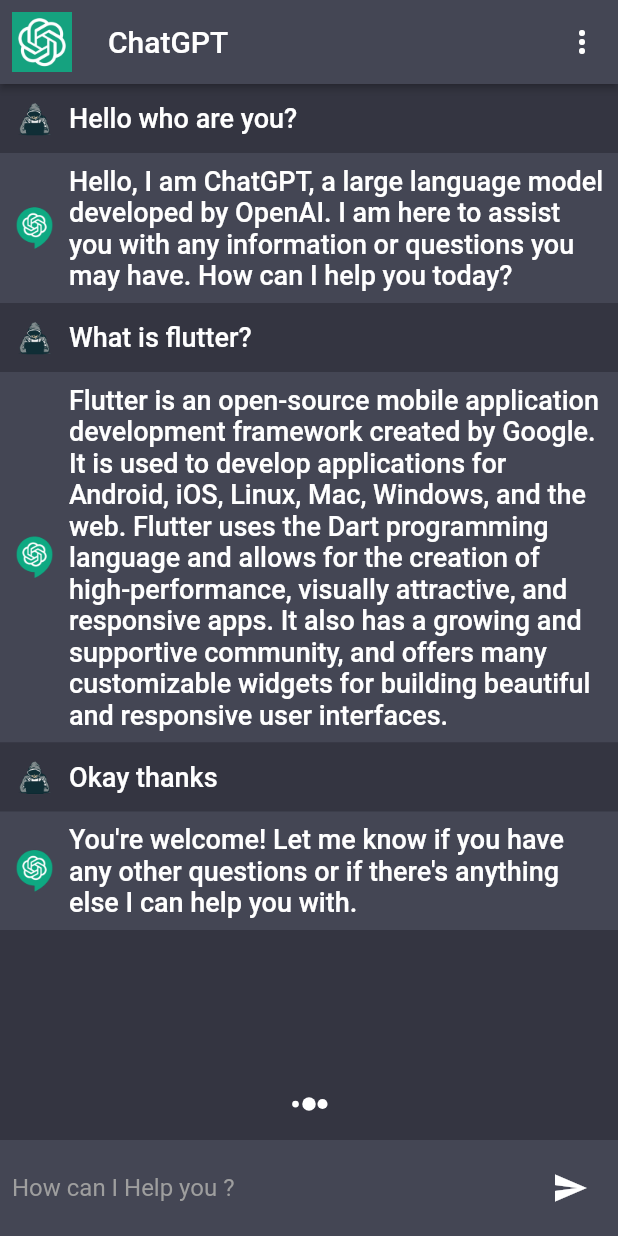
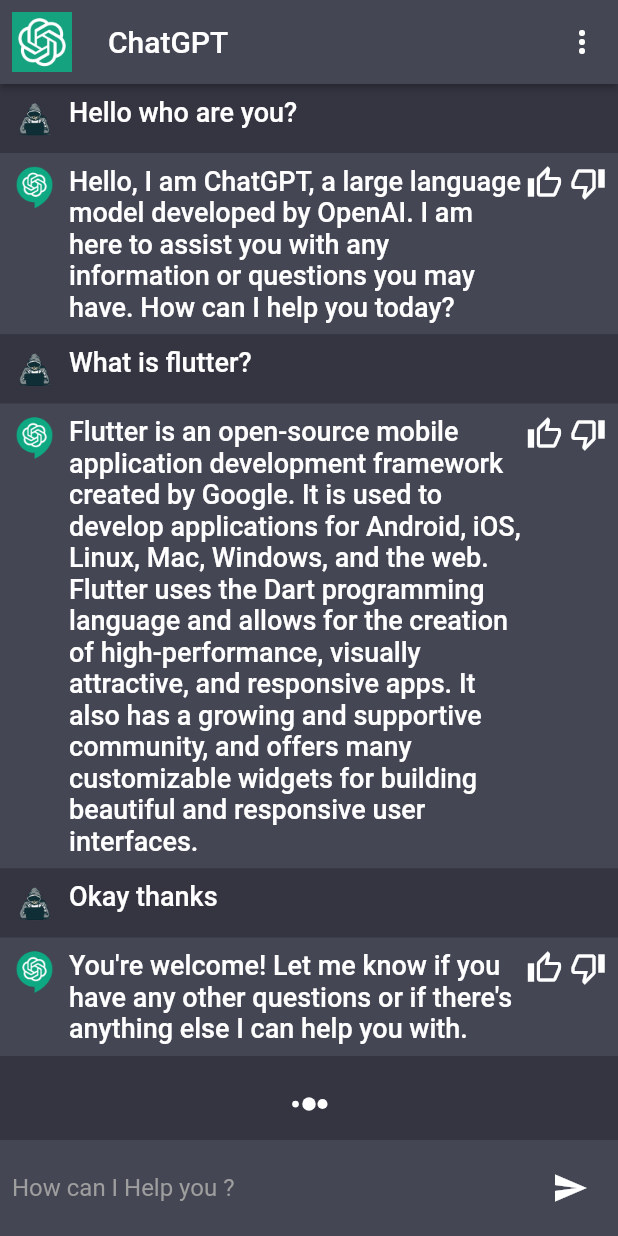
Before and after one commit to Cyrius58/ChatGPT-Orbis, a Flutter app: the screen it shows after launch, on a phone screen of 412 x 824 dp. Run offline on Flutter 3.47's test engine with Material 2 defaults, Android fonts, the phone set to English and light mode, and no system bars; our stand-ins replace flutter_spinkit.

Commit message:
Adding thumb up thumb douwn

```diff
--- a/lib/widgets/chat_widget.dart
+++ b/lib/widgets/chat_widget.dart
@@ -20,6 +20,7 @@
           child: Padding(
             padding: const EdgeInsets.all(8.0),
             child: Row(
+              crossAxisAlignment: CrossAxisAlignment.start,
               children: [
                 Image.asset(
                   chatIndex == 0
@@ -36,6 +37,23 @@
                     label: msg,
                   ),
                 ),
+                chatIndex == 0
+                    ? const SizedBox.shrink()
+                    : Row(
+                        mainAxisAlignment: MainAxisAlignment.end,
+                        mainAxisSize: MainAxisSize.min,
+                        children: const [
+                          Icon(
+                            Icons.thumb_up_alt_outlined,
+                            color: Colors.white,
+                          ),
+                          SizedBox(
+                            width: 5,
+                          ),
+                          Icon(Icons.thumb_down_alt_outlined,
+                              color: Colors.white),
+                        ],
+                      ),
               ],
             ),
           ),
```
